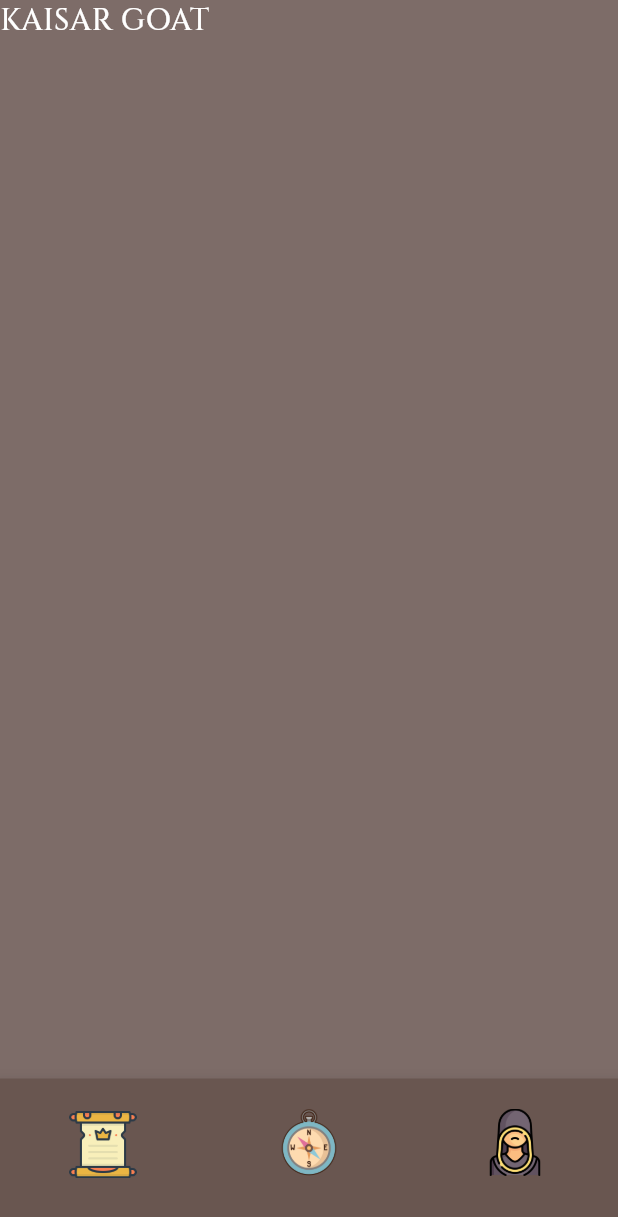
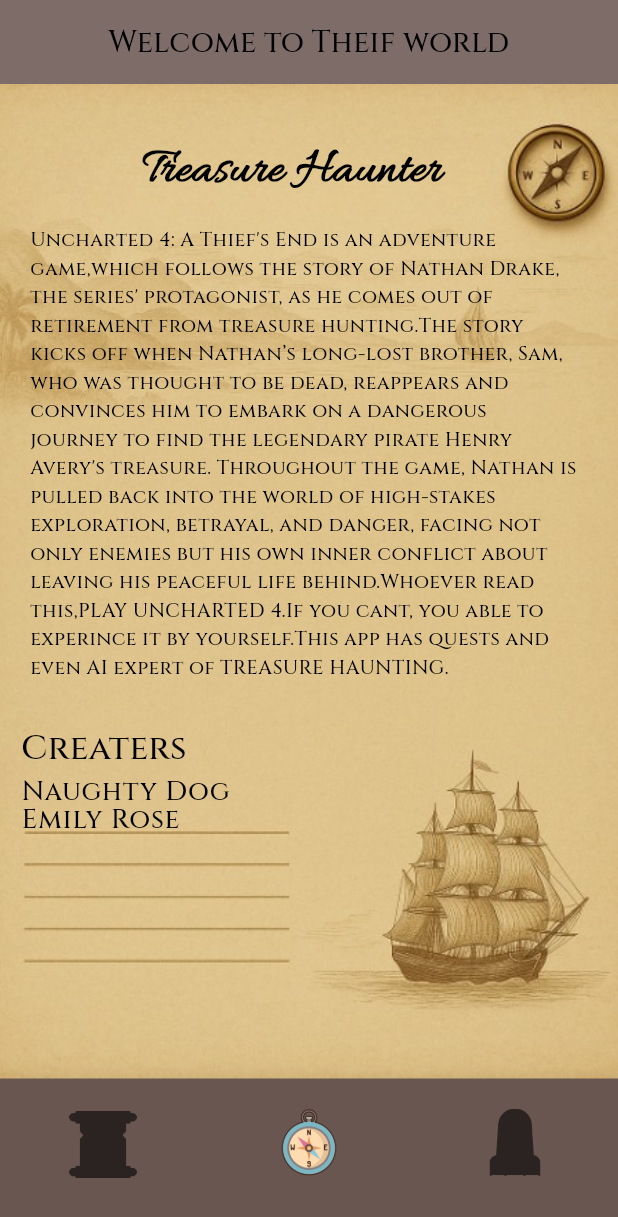
Before and after one commit to kodzimk/GameApp, a Flutter app: the screen it shows after launch, on a phone screen of 412 x 824 dp. Shown: the top 1217 px of the screen. Run offline on Flutter 3.47's test engine with Material 3 defaults, Android fonts, the phone set to English and light mode, and no system bars; our stand-ins replace dash_chat_2, device_preview, flutter_gemini.

```diff
--- a/lib/features/character_page/widgets/bottom_app.dart
+++ b/lib/features/character_page/widgets/bottom_app.dart
@@ -14,6 +14,7 @@
               image: AssetImage('assets/images/playIcon.png'),
               width: 45.0,
               height: 45.0,
+              color:  Color.fromARGB(150, 0, 0, 0),
              ),
             ),
             ),
@@ -25,6 +26,7 @@
               image: AssetImage('assets/images/compassIcon.png'),
               width: 45.0,
               height: 45.0,
+              color:  Color.fromARGB(150, 0, 0, 0),
              ),
             ),
           ),
--- a/lib/features/entry_page/view/entry_page.dart
+++ b/lib/features/entry_page/view/entry_page.dart
@@ -12,9 +12,100 @@
   @override
   Widget build(BuildContext context) {
     return Scaffold(
-      backgroundColor: Color.fromARGB(255,125,108,104),
+      appBar: AppBar(
+        backgroundColor: Color.fromARGB(255,125,108,104),
+        leading: IgnorePointer(
+          ignoring: true,
+        ),
+        centerTitle: true,
+        title: Container(margin: EdgeInsets.only(right: 10), child:  Text("Welcome to Theif world",
+        style: TextStyle(
+              color: Colors.black,
+              fontFamily: 'Cinzel',
+              fontSize: 20,
+          ),
+         ),
+        ),
+      ),
       bottomNavigationBar: BottomApp(),
-      body: Text('KAISAR GOAT'),
+      body:  Stack(
+      children: <Widget>[
+         Container(
+          decoration:  BoxDecoration(
+            image: DecorationImage(image: AssetImage("assets/images/Background5.png"),scale: 1.2, fit: BoxFit.cover,),
+          ),
+        ),
+
+         Container(
+          margin: EdgeInsets.only(
+            top: 35,
+            left: 95,
+          ),
+          child:  Text(
+            "Treasure Haunter",
+            style: TextStyle(
+              fontFamily: 'Allura',
+              fontSize: 33,
+              color: Colors.black,
+              fontWeight: FontWeight.bold
+            )
+          ),
+        ),
+
+        Container(
+          width: 365,
+          margin: EdgeInsets.only(
+
+            top: 95,
+            left: 20,
+          ),
+          child: Text(
+             "Uncharted 4: A Thief's End is an adventure game,which follows the story of "
+             "Nathan Drake, the series' protagonist, as he comes out of retirement from treasure hunting.The story kicks off when Nathan’s long-lost brother,"
+             " Sam, who was thought to be dead, reappears and convinces him to embark on a dangerous journey to find the legendary pirate Henry Avery's treasure. "
+               "Throughout the game, Nathan is pulled back into the world of high-stakes exploration, betrayal, and danger, "
+               "facing not only enemies but his own inner conflict about leaving his peaceful life behind.Whoever read this,PLAY UNCHARTED 4.If you cant, you able to experince it by yourself.This app has quests and even AI expert of TREASURE HAUNTING.",
+            style: TextStyle(
+              color: Colors.black,
+              fontFamily: 'Cinzel',
+              fontSize: 13,
+            ),
+          ),
+        ),
+
+         Container(
+          margin: EdgeInsets.only(
+            top: 430,
+            left: 14,
+          ),
+          child:  Text(
+            'Creaters',
+            style: Theme.of(context).textTheme.displayMedium,
+          ),
+        ),
+         Container(
+          margin: EdgeInsets.only(
+            top: 458,
+            left: 14,
+          ),
+          child:  Text(
+            'Naughty Dog',
+            style: Theme.of(context).textTheme.bodyLarge,
+          ),
+        ),
+         Container(
+          margin: EdgeInsets.only(
+            top: 477,
+            left: 14,
+          ),
+          child:  Text(
+
+            'Emily Rose',
+            style: Theme.of(context).textTheme.bodyLarge,
+          ),
+        )
+      ],
+    )
     );
   }
 }
--- a/lib/features/entry_page/widgets/bottom_app.dart
+++ b/lib/features/entry_page/widgets/bottom_app.dart
@@ -10,15 +10,16 @@
       elevation: 10.0,
         items: [
           BottomNavigationBarItem(
-            icon:  SingleChildScrollView(child:Center(widthFactor: 0.0,heightFactor: 1.65, child: Image(
+
+              icon:  SingleChildScrollView(child:Center( widthFactor: 0.0,heightFactor: 1.65, child: Image(
               image: AssetImage('assets/images/playIcon.png'),
               width: 45.0,
               height: 45.0,
+              color:  Color.fromARGB(150, 0, 0, 0),
              ),
             ),
             ),
              label: '',
-             backgroundColor: Color.fromARGB(255,105,86,80),
           ),
           BottomNavigationBarItem(
              icon: SingleChildScrollView(child:Center(widthFactor: 1.0,heightFactor: 1.5, child: Image(
@@ -35,6 +36,7 @@
               image: AssetImage('assets/images/theifIcon.png'),
               width: 45.0,
               height: 45.0,
+               color:  Color.fromARGB(150, 0, 0, 0),
              ),
             ),
             label: ''
@@ -54,3 +56,17 @@
    );
   }
 }
+
+class TopApp extends StatelessWidget {
+
+  @override
+  Widget build(BuildContext context) {
+    return AppBar(
+      centerTitle: true,
+      title: Text(
+        'Uncharted 4 : A Theif End',
+      style: Theme.of(context).textTheme.bodyMedium,
+      ),
+    );
+  }
+}
--- a/lib/features/plot_Page/widgets/bottom_app.dart
+++ b/lib/features/plot_Page/widgets/bottom_app.dart
@@ -25,6 +25,7 @@
               image: AssetImage('assets/images/compassIcon.png'),
               width: 45.0,
               height: 45.0,
+              color:  Color.fromARGB(150, 0, 0, 0),
              ),
             ),
           ),
@@ -35,6 +36,7 @@
               image: AssetImage('assets/images/theifIcon.png'),
               width: 45.0,
               height: 45.0,
+              color:  Color.fromARGB(150, 0, 0, 0),
              ),
             ),
             label: ''
--- a/lib/main.dart
+++ b/lib/main.dart
@@ -1,7 +1,7 @@
 import 'package:device_preview/device_preview.dart';
-import 'package:flutter/material.dart';
 import 'package:uncharted/API/Keys/openai_api.dart';
 import 'package:flutter_gemini/flutter_gemini.dart';
+import 'package:flutter/material.dart';
 import 'uncharted_app.dart';
 
 void main() {
--- a/lib/theme/theme.dart
+++ b/lib/theme/theme.dart
@@ -5,8 +5,33 @@
         textTheme: TextTheme(
             bodyMedium: TextStyle(
               color: Colors.white,
+              fontFamily: 'Cinzel',
+              fontSize: 18,
+            ),
+            bodySmall: TextStyle(
+              color: Colors.white,
+              fontFamily: 'Cinzel',
+              fontSize: 11,
+            ),
+             bodyLarge: TextStyle(
+              color: Colors.black,
+              fontFamily: 'Cinzel',
+              fontSize: 18,
+            ),
+            displayLarge: TextStyle(
+              color: Colors.white,
+              fontFamily: 'Cinzel',
               fontSize: 20,
-              fontFamily: 'Cinzel'
+            ),
+            displayMedium: TextStyle(
+              color: Colors.black,
+              fontFamily: 'Cinzel',
+              fontSize: 23,
+            ),
+             displaySmall: TextStyle(
+              color: Colors.black,
+              fontFamily: 'Cinzel',
+              fontSize: 17,
             ),
         ),
 );
--- a/pubspec.yaml
+++ b/pubspec.yaml
@@ -29,6 +29,12 @@
     - family: Cinzel
       fonts:
         - asset:  assets/fonts/Cinzel-Medium.ttf
+    - family: GreatVibes
+      fonts:
+        - asset:  assets/fonts/GreatVibes-Regular.ttf
+    - family: Allura
+      fonts:
+        - asset:  assets/fonts/Allura-Regular.ttf
   assets:
    - assets/images/
   uses-material-design: true
```
Also changed, not shown: lib/features/character_page/widgets/chat_widget.dart (+31 -20 lines), lib/features/chat_page/view/chat_page.dart (+10 -19 lines), lib/features/plot_Page/view/plot_page.dart (+12 -5 lines), lib/features/plot_Page/widgets/section.dart (+23 -6 lines), assets/fonts/Allura-Regular.ttf (added), assets/fonts/GreatVibes-Regular.ttf (added), assets/images/Background.png (added), assets/images/Background2.png (added), assets/images/Background3.png (added), assets/images/Background4.png (added), assets/images/Background5.png (added).
